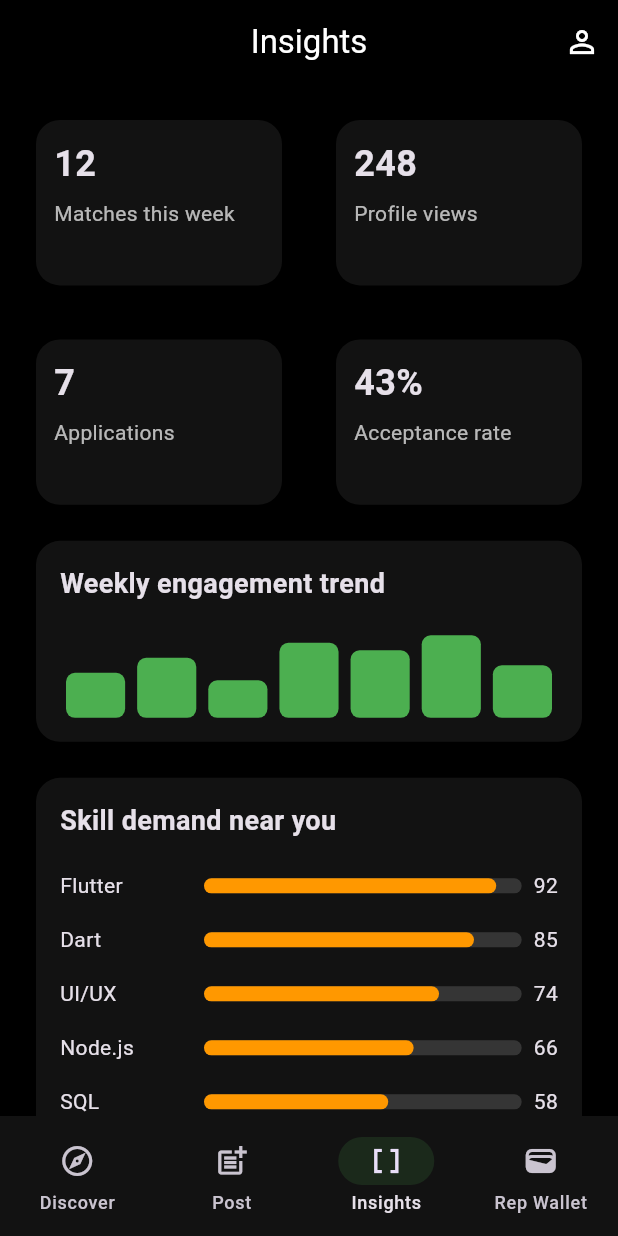
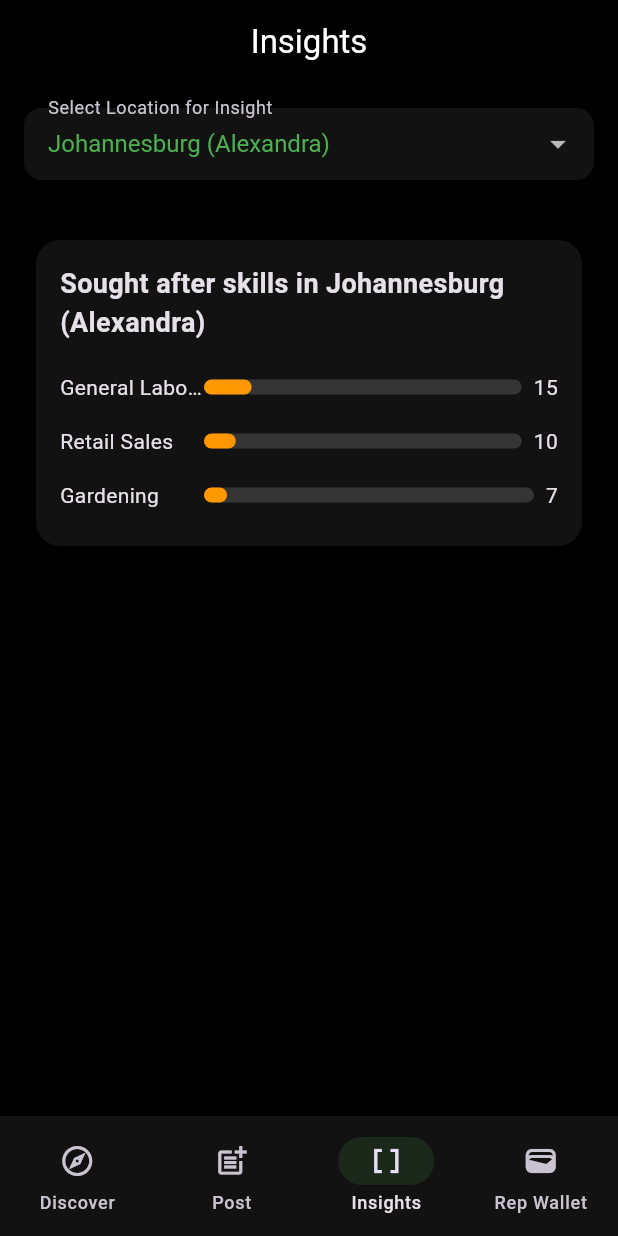
Before and after one commit to Silva3012/nextgig, a Flutter app: the screen it shows after launch, item 3 of the bottom bar chosen, on a phone screen of 412 x 824 dp. Run offline on Flutter 3.47's test engine with Material 3 defaults, Android fonts, the phone set to English and light mode, and no system bars; our stand-ins replace google_generative_ai, shared_preferences.

Commit message:
feat: skills supply demand map

```diff
--- /dev/null
+++ b/lib/data/models/insights_model.dart
@@ -0,0 +1,14 @@
+// lib/domain/posts/post_models.dart or a new file like insights_model.dart
+class SkillDemand {
+  final String skill;
+  final int count;
+
+  SkillDemand({required this.skill, required this.count});
+
+  factory SkillDemand.fromJson(Map<String, dynamic> json) {
+    return SkillDemand(
+      skill: json['skill'] as String,
+      count: json['count'] as int,
+    );
+  }
+}
--- a/lib/presentation/features/insights/insights_page.dart
+++ b/lib/presentation/features/insights/insights_page.dart
@@ -1,154 +1,102 @@
 import 'package:flutter/material.dart';
 import 'package:nextgig/core/theme/app_theme.dart';
-import 'package:nextgig/presentation/features/profile/profile_page.dart';
+import 'package:nextgig/data/models/insights_model.dart';
+import 'package:nextgig/presentation/features/insights/widgets/location_filter.dart';
+import 'package:nextgig/services/gemini/gemini_service.dart';
 
-class InsightsPage extends StatelessWidget {
+class InsightsPage extends StatefulWidget {
   const InsightsPage({super.key});
 
   @override
+  State<InsightsPage> createState() => _InsightsPageState();
+}
+
+class _InsightsPageState extends State<InsightsPage> {
+  final service = GeminiService();
+  String? selectedLocation;
+  bool isLoading = false;
+  String? errorMessage;
+
+  List<SkillDemand> skillDemand = [];
+
+  @override
+  void initState() {
+    super.initState();
+    // You may fetch for a default location if needed
+  }
+
+  Future<void> handleLocationChange(String? newLocation) async {
+    if (newLocation == null) return;
+    setState(() {
+      selectedLocation = newLocation;
+      isLoading = true;
+      errorMessage = null;
+      skillDemand = [];
+    });
+
+    //print('Fetching skills for $newLocation');
+    try {
+      final skillList =
+          await service.getTopSkillsByLocation(location: newLocation);
+      //print('Result: $skillList');
+      setState(() {
+        skillDemand = skillList;
+        isLoading = false;
+      });
+    } catch (e) {
+      //print('Error fetching skills for $newLocation: $e');
+      setState(() {
+        errorMessage = 'Error retrieving skill data for $newLocation: $e';
+        skillDemand = [];
+        isLoading = false;
+      });
+    }
+  }
+
+  @override
   Widget build(BuildContext context) {
-    // Mock data
-    final Map<String, String> kpis = {
-      'Matches this week': '12',
-      'Profile views': '248',
-      'Applications': '7',
-      'Acceptance rate': '43%'
-    };
-
-    final List<Map<String, dynamic>> skillDemand = [
-      {'skill': 'Flutter', 'score': 92},
-      {'skill': 'Dart', 'score': 85},
-      {'skill': 'UI/UX', 'score': 74},
-      {'skill': 'Node.js', 'score': 66},
-      {'skill': 'SQL', 'score': 58},
-    ];
-
-    final List<int> weeklyTrend = [4, 6, 3, 8, 7, 9, 5];
-
-    final List<Map<String, String>> recentActivity = [
-      {'title': 'Accepted by NextGig', 'subtitle': 'Flutter Junior • 2h ago'},
-      {'title': 'Application sent', 'subtitle': 'CloudWorks • 6h ago'},
-      {'title': 'Profile viewed', 'subtitle': 'Design Guild • 1d ago'},
-    ];
+    String cardTitle = selectedLocation == null
+        ? 'Skill demand near you'
+        : 'Sought after skills in $selectedLocation';
 
     return Scaffold(
       appBar: AppBar(
         title: const Text('Insights'),
-        actions: [
-          IconButton(
-            icon: const Icon(Icons.person_outline),
-            onPressed: () => Navigator.of(context).push(
-              MaterialPageRoute(builder: (_) => const ProfilePage()),
       ),
-            tooltip: 'Profile',
+      body: Column(
+        children: [
+          LocationDropdown(
+            onLocationChanged: handleLocationChange,
           ),
-        ],
-      ),
-      body: ListView(
+          Expanded(
+            child: ListView(
               padding: const EdgeInsets.all(12),
               children: [
-          // KPI Cards (responsive grid, avoids overflow on small screens)
-          LayoutBuilder(
-            builder: (context, constraints) {
-              final double width = constraints.maxWidth;
-              final int crossAxisCount = width < 360 ? 1 : 2;
-              // Smaller ratio => taller tiles; prevents bottom overflow
-              final double aspectRatio = width < 360 ? 1.6 : 1.4;
-              return GridView.count(
-                crossAxisCount: crossAxisCount,
-                crossAxisSpacing: 12,
-                mainAxisSpacing: 12,
-                childAspectRatio: aspectRatio,
-                physics: const NeverScrollableScrollPhysics(),
-                shrinkWrap: true,
-                children: kpis.entries.map((e) {
-                  return Card(
-                    child: Padding(
-                      padding: const EdgeInsets.all(12),
-                      child: Column(
-                        crossAxisAlignment: CrossAxisAlignment.start,
-                        mainAxisSize: MainAxisSize.min,
-                        children: [
-                          FittedBox(
-                            fit: BoxFit.scaleDown,
-                            alignment: Alignment.centerLeft,
-                            child: Text(
-                              e.value,
-                              style: const TextStyle(
-                                fontSize: 24,
-                                fontWeight: FontWeight.bold,
-                              ),
-                            ),
-                          ),
-                          const SizedBox(height: 6),
-                          Text(
-                            e.key,
-                            maxLines: 2,
-                            overflow: TextOverflow.ellipsis,
-                            style:
-                                const TextStyle(color: AppColors.textSecondary),
-                          ),
-                        ],
-                      ),
-                    ),
-                  );
-                }).toList(),
-              );
-            },
-          ),
-
-          // Weekly Trend (simple sparkline)
                 Card(
                   child: Padding(
                     padding: const EdgeInsets.all(16),
                     child: Column(
                       crossAxisAlignment: CrossAxisAlignment.start,
                       children: [
-                  const Text(
-                    'Weekly engagement trend',
-                    style: TextStyle(fontSize: 18, fontWeight: FontWeight.w700),
+                        Text(
+                          cardTitle,
+                          style: const TextStyle(
+                              fontSize: 18, fontWeight: FontWeight.w700),
                         ),
                         const SizedBox(height: 12),
-                  SizedBox(
-                    height: 64,
-                    child: Row(
-                      crossAxisAlignment: CrossAxisAlignment.end,
-                      children: weeklyTrend.map((v) {
-                        final height = 10.0 + (v.toDouble() * 5);
-                        return Expanded(
-                          child: Padding(
-                            padding: const EdgeInsets.symmetric(horizontal: 4),
-                            child: Container(
-                              height: height,
-                              decoration: BoxDecoration(
-                                color: AppColors.primaryGreen,
-                                borderRadius: BorderRadius.circular(6),
-                              ),
-                            ),
-                          ),
-                        );
-                      }).toList(),
-                    ),
-                  ),
-                ],
-              ),
-            ),
-          ),
-
-          // Skill demand (bars)
-          Card(
-            child: Padding(
-              padding: const EdgeInsets.all(16),
-              child: Column(
-                crossAxisAlignment: CrossAxisAlignment.start,
-                children: [
-                  const Text(
-                    'Skill demand near you',
-                    style: TextStyle(fontSize: 18, fontWeight: FontWeight.w700),
-                  ),
-                  const SizedBox(height: 12),
+                        if (isLoading)
+                          const Center(child: CircularProgressIndicator())
+                        else if (errorMessage != null)
+                          Text(
+                            errorMessage!,
+                            style: const TextStyle(color: Colors.red),
+                          )
+                        else if (skillDemand.isEmpty)
+                          const Text('No skill data found for this location.')
+                        else
                           ...skillDemand.map((row) {
-                    final score = row['score'] as int;
+                            final skill = row.skill;
+                            final score = row.count;
                             return Padding(
                               padding: const EdgeInsets.symmetric(vertical: 8),
                               child: Row(
@@ -156,7 +104,7 @@ class InsightsPage extends StatelessWidget {
                                   SizedBox(
                                     width: 96,
                                     child: Text(
-                              row['skill'] as String,
+                                      skill,
                                       overflow: TextOverflow.ellipsis,
                                     ),
                                   ),
@@ -168,7 +116,8 @@ class InsightsPage extends StatelessWidget {
                                           decoration: BoxDecoration(
                                             color: AppColors.textSecondary
                                                 .withOpacity(0.15),
-                                    borderRadius: BorderRadius.circular(8),
+                                            borderRadius:
+                                                BorderRadius.circular(8),
                                           ),
                                         ),
                                         FractionallySizedBox(
@@ -177,7 +126,8 @@ class InsightsPage extends StatelessWidget {
                                             height: 10,
                                             decoration: BoxDecoration(
                                               color: AppColors.accentOrange,
-                                      borderRadius: BorderRadius.circular(8),
+                                              borderRadius:
+                                                  BorderRadius.circular(8),
                                             ),
                                           ),
                                         ),
@@ -194,30 +144,7 @@ class InsightsPage extends StatelessWidget {
                     ),
                   ),
                 ),
-
-          // Recent activity
-          Card(
-            child: Padding(
-              padding: const EdgeInsets.all(8),
-              child: Column(
-                crossAxisAlignment: CrossAxisAlignment.start,
-                children: [
-                  const Padding(
-                    padding: EdgeInsets.all(8.0),
-                    child: Text(
-                      'Recent activity',
-                      style:
-                          TextStyle(fontSize: 18, fontWeight: FontWeight.w700),
-                    ),
-                  ),
-                  ...recentActivity.map((a) => ListTile(
-                        leading: const Icon(Icons.insights,
-                            color: AppColors.primaryGreen),
-                        title: Text(a['title']!),
-                        subtitle: Text(a['subtitle']!),
-                      )),
               ],
-              ),
             ),
           ),
         ],
--- /dev/null
+++ b/lib/presentation/features/insights/widgets/location_filter.dart
@@ -0,0 +1,135 @@
+import 'package:flutter/material.dart';
+import 'package:nextgig/core/theme/app_theme.dart';
+
+class LocationDropdown extends StatefulWidget {
+  // A callback function to pass the selected value back to the parent widget
+  final ValueChanged<String?> onLocationChanged;
+
+  const LocationDropdown({
+    super.key,
+    required this.onLocationChanged,
+  });
+
+  @override
+  State<LocationDropdown> createState() => _LocationDropdownState();
+}
+
+class _LocationDropdownState extends State<LocationDropdown> {
+  // 1. List of all the available locations
+  final List<String> locations = const [
+    'Johannesburg (Alexandra)',
+    'Durban (Umlazi)',
+    'Cape Town (Delft)',
+    'Pretoria (Mamelodi)',
+    'East London (Mdantsane)',
+    'Welkom (Thabong)',
+    'Kimberley (Galeshewe)',
+    'George',
+    'Stellenbosch',
+    'Nelspruit (Mbombela)',
+    'Rustenburg',
+    'Port Alfred',
+    'Thohoyandou',
+    'Midrand',
+    'Paarl',
+    'Remote',
+    'Soweto (Diepsloot)',
+    'Bloemfontein (Botshabelo)',
+    'Knysna',
+    'Mahikeng',
+  ];
+
+  // 2. The currently selected value (initialised to the first item)
+  String? _selectedLocation;
+
+  @override
+  void initState() {
+    super.initState();
+    // Set the initial value to the first item in the list
+    _selectedLocation = locations.first;
+    // Notify the parent widget of the initial selection
+    WidgetsBinding.instance.addPostFrameCallback((_) {
+      widget.onLocationChanged(_selectedLocation);
+    });
+  }
+
+  @override
+  Widget build(BuildContext context) {
+    return Padding(
+      padding: const EdgeInsets.all(16.0),
+      child: DropdownButtonFormField<String>(
+        decoration: InputDecoration(
+          labelText: 'Select Location for Insight',
+          border: OutlineInputBorder(
+            borderRadius: BorderRadius.circular(8.0),
+          ),
+          contentPadding:
+              const EdgeInsets.symmetric(horizontal: 12, vertical: 8),
+        ),
+        isExpanded: true,
+        value: _selectedLocation,
+        icon: const Icon(Icons.arrow_drop_down),
+        elevation: 16,
+        style: const TextStyle(color: Colors.deepPurple, fontSize: 16),
+
+        // This is where you populate the dropdown items
+        items: locations.map<DropdownMenuItem<String>>((String value) {
+          return DropdownMenuItem<String>(
+            value: value,
+            child: Text(
+              value,
+              style: const TextStyle(color: AppColors.primaryGreen),
+            ),
+          );
+        }).toList(),
+
+        // This is called when the user selects a new item
+        onChanged: (String? newValue) {
+          setState(() {
+            _selectedLocation = newValue;
+          });
+          // Pass the selected value back to the widget that will call the Gemini service
+          widget.onLocationChanged(newValue);
+        },
+      ),
+    );
+  }
+}
+
+// --- Example Usage ---
+/*
+// To use this in your main screen:
+
+class InsightsScreen extends StatelessWidget {
+  const InsightsScreen({super.key});
+
+  // Method to handle the location change and call your Gemini Service
+  void _handleLocationChange(String? newLocation) {
+    if (newLocation != null) {
+      print('Selected location: $newLocation. Now calling GeminiService...');
+      // TODO: Call your GeminiService.getTopSkillsByLocation(location: newLocation);
+    }
+  }
+
+  @override
+  Widget build(BuildContext context) {
+    return Scaffold(
+      appBar: AppBar(title: const Text('NextGig Data Insights')),
+      body: Column(
+        children: [
+          // The custom dropdown widget
+          LocationDropdown(
+            onLocationChanged: _handleLocationChange,
+          ),
+          const Expanded(
+            child: Center(
+              // Your widget to display the results (e.g., a ListView of skills)
+              child: Text('Top skills will appear here...'),
+            ),
+          )
+        ],
+      ),
+    );
+  }
+}
+*/
--- a/lib/presentation/shell/main_shell.dart
+++ b/lib/presentation/shell/main_shell.dart
@@ -15,11 +15,11 @@ class MainShell extends StatefulWidget {
 class _MainShellState extends State<MainShell> {
   int _currentIndex = 0;
 
-  final List<Widget> _pages = const [
-    DiscoverPage(),
-    PostingPage(),
+  final List<Widget> _pages = [
+    const DiscoverPage(),
+    const PostingPage(),
     InsightsPage(),
-    RepWalletPage(),
+    const RepWalletPage(),
   ];
 
   @override
--- a/lib/services/gemini/gemini_service.dart
+++ b/lib/services/gemini/gemini_service.dart
@@ -1,6 +1,8 @@
 import 'dart:convert';
 
 import 'package:google_generative_ai/google_generative_ai.dart';
+import 'package:nextgig/data/mocks/jobs/jobs.dart';
+import 'package:nextgig/data/models/insights_model.dart';
 import 'package:nextgig/domain/posts/post_models.dart';
 
 class GeminiService {
@@ -25,6 +27,7 @@ class GeminiService {
     }
 
     final model = GenerativeModel(model: 'gemini-1.5-flash', apiKey: _envKey);
+
     final prompt = _buildPrompt(
         title: title,
         freeText: freeText,
@@ -69,4 +72,89 @@ Example JSON:
 {"title":"Junior Flutter Developer","description":"...","category":"Software","keywords":["flutter","dart","mobile"]}
 ''';
   }
+
+  // ------------------------------------------------------------------
+  // NEW METHOD: Insight Generation (Top Skills per Location)
+  // ------------------------------------------------------------------
+
+  /// Analyzes the mock data to determine the most demanded skills for a given location.
+  Future<List<SkillDemand>> getTopSkillsByLocation({
+    required String location,
+    int limit = 10,
+  }) async {
+    if (_envKey.isEmpty) {
+      // Fallback heuristic for the hackathon when API key is missing
+      if (location.toLowerCase().contains('cape town') ||
+          location.toLowerCase().contains('khayelitsha')) {
+        return [
+          SkillDemand(skill: 'Childcare', count: 12),
+          SkillDemand(skill: 'Plumbing', count: 9),
+          SkillDemand(skill: 'Flutter', count: 4),
+        ];
+      }
+      return [
+        SkillDemand(skill: 'General Labour', count: 15),
+        SkillDemand(skill: 'Retail Sales', count: 10),
+        SkillDemand(skill: 'Gardening', count: 7),
+      ];
+    }
+
+    // 1. Prepare the Mock Data as a string for the AI
+    final dataString = jsonEncode(mockGigPosts
+        .map((gig) => {
+              'location': gig.location,
+              'skills': gig.requiredSkills,
+            })
+        .toList());
+
+    final model = GenerativeModel(model: 'gemini-1.5-flash', apiKey: _envKey);
+
+    final prompt = _buildSkillsInsightPrompt(
+      data: dataString,
+      location: location,
+      limit: limit,
+    );
+
+    final response = await model.generateContent([Content.text(prompt)]);
+    final text = response.text?.trim() ?? '';
+
+    // The model should return an array of JSON objects
+    try {
+      final List<dynamic> jsonArray = jsonDecode(text) as List<dynamic>;
+      return jsonArray
+          .map((json) => SkillDemand.fromJson(json as Map<String, dynamic>))
+          .toList();
+    } catch (e) {
+      print('Gemini API Error or JSON Parse Failure: $e');
+      // Return empty list on failure
+      return [];
+    }
+  }
+
+  /// Builds the prompt specifically for skills demand analysis.
+  String _buildSkillsInsightPrompt({
+    required String data,
+    required String location,
+    required int limit,
+  }) {
+    // Note: The prompt uses a "filter, count, and format" instruction chain.
+    return '''
+You are a data analyst for a South African labour platform. Your task is to extract job market insights from the provided JSON data.
+
+1. FILTER the list of jobs to include only those where the 'location' field contains the term "$location".
+2. COUNT the total occurrences of each 'skill' within the filtered jobs.
+3. RANK the skills by count in descending order.
+4. RETURN ONLY a compact JSON array containing the top $limit skills.
+
+The provided data is a JSON string of job snippets:
+$data
+
+Output Format (MUST BE ONLY A JSON ARRAY):
+[
+  {"skill": "Skill Name 1", "count": 25},
+  {"skill": "Skill Name 2", "count": 18},
+  ...
+]
+''';
+  }
 }
```
Lines whose indentation alone changed are shown as unchanged.
